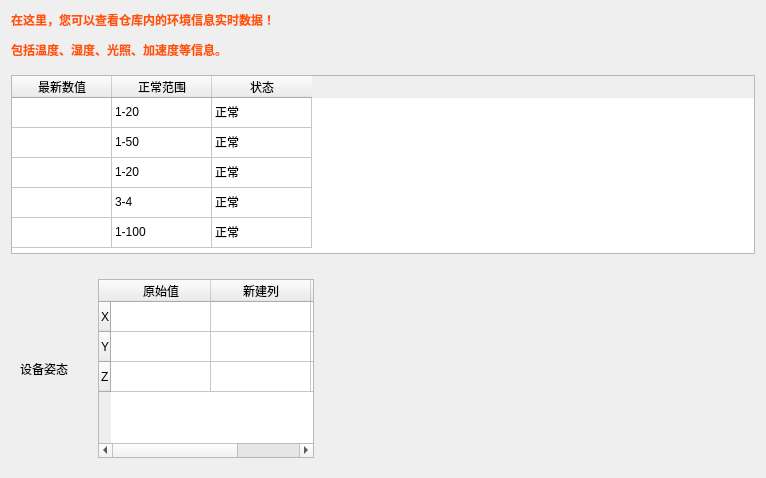
jjzhang166/smart-home-qt, file envwindow.ui: the form before one commit.
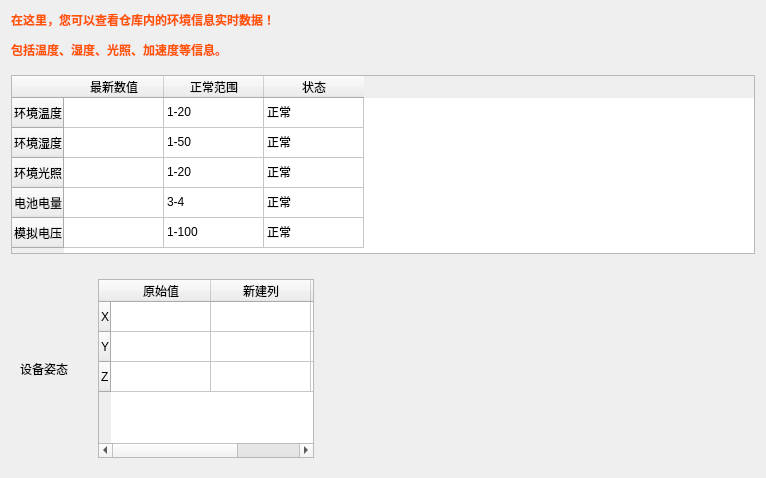
The form after the commit.

What changed in the file:
```diff
--- a/envwindow.ui
+++ b/envwindow.ui
@@ -30,7 +30,7 @@
       <set>QAbstractItemView::AllEditTriggers</set>
      </property>
      <attribute name="verticalHeaderVisible">
-      <bool>false</bool>
+      <bool>true</bool>
      </attribute>
      <row>
       <property name="text">
```
